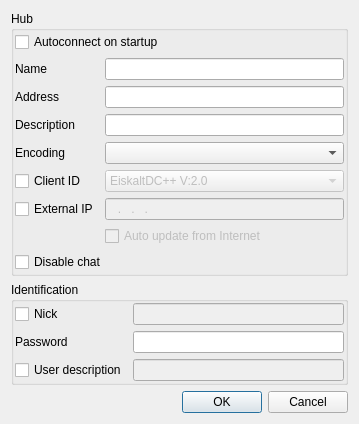
eiskaltdcpp/eiskaltdcpp, file eiskaltdcpp/ui/UIFavoriteHubEditor.ui: the form before one commit.
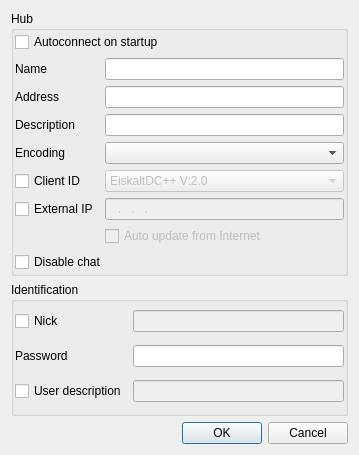
The form after the commit.

Patch:
```diff
--- a/eiskaltdcpp/ui/UIFavoriteHubEditor.ui
+++ b/eiskaltdcpp/ui/UIFavoriteHubEditor.ui
@@ -7,7 +7,7 @@
     <x>0</x>
     <y>0</y>
     <width>359</width>
-    <height>393</height>
+    <height>455</height>
    </rect>
   </property>
   <property name="windowTitle">
```
Left out of the diff: 27 changed lines with no effect on the pictures.
